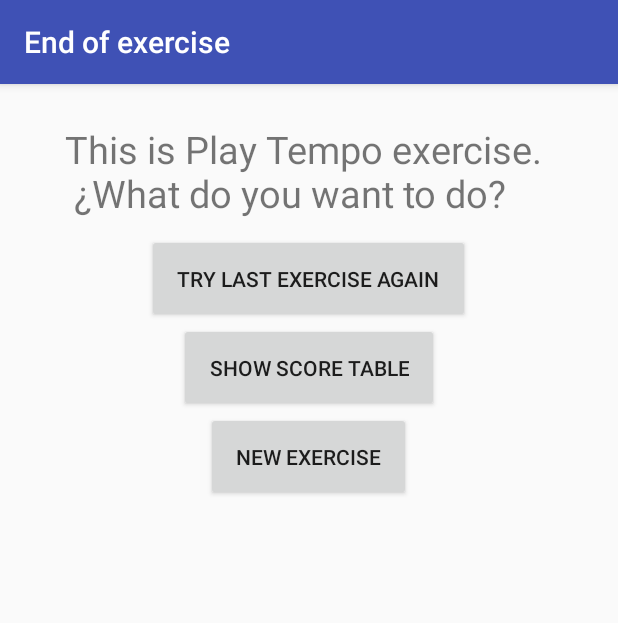
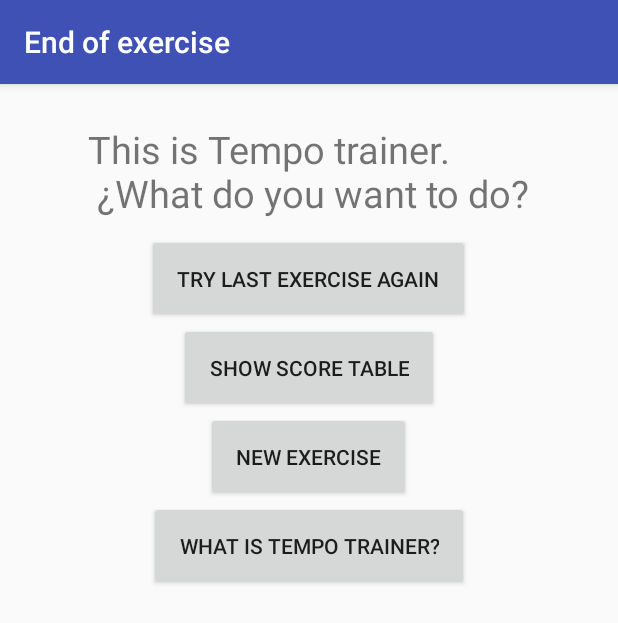
Before and after one commit to IreAlMar/PocketRhythmTrainer, an Android app: the MainActivity screen opened directly, with no data from a screen before it, on a phone screen of 412 x 824 dp. Shown: the top 623 px of the screen. Run offline under Robolectric (Android 15) with nearby library versions, the light colour scheme and no system bars.

Commit message:
Added help and info items

```diff
--- a/app/src/main/java/com/irene/pocketrhythmtrainer/MainActivity.java
+++ b/app/src/main/java/com/irene/pocketrhythmtrainer/MainActivity.java
@@ -4,17 +4,22 @@
 import android.support.v7.app.AppCompatActivity;
 import android.os.Bundle;
 import android.view.View;
+import android.widget.Button;
 import android.widget.TextView;
 
 public class MainActivity extends AppCompatActivity {
-    private TextView textEndOfExercise;
+    private TextView textInfo;
+    private Button buttonShowInfo;
 
     @Override
     protected void onCreate(Bundle savedInstanceState) {
         super.onCreate(savedInstanceState);
-        setContentView(R.layout.activity_end_of_exercise);
-        textEndOfExercise = (TextView) findViewById(R.id.text_score);
-        textEndOfExercise.setText(R.string.text_intro);
+        setContentView(R.layout.activity_main);
+
+        textInfo = (TextView) findViewById(R.id.text_info_tempo_trainer);
+        buttonShowInfo = (Button) findViewById(R.id.buttonShowInfo);
+
+        textInfo.setVisibility(View.INVISIBLE);
     }
 
     public void repeat(View view) {
@@ -32,4 +37,14 @@
         Intent intent = new Intent(getApplicationContext(), TempoSettingsActivity.class);
         startActivity(intent);
     }
+
+    public void showInfo(View view) {
+        if(textInfo.getVisibility() == View.VISIBLE) {
+            textInfo.setVisibility(View.INVISIBLE);
+            buttonShowInfo.setText(R.string.what_is_tempo_trainer);
+        }else{
+            textInfo.setVisibility(View.VISIBLE);
+            buttonShowInfo.setText(R.string.hide_information);
+        }
+    }
 }
--- a/app/src/main/java/com/irene/pocketrhythmtrainer/ShowScoresActivity.java
+++ b/app/src/main/java/com/irene/pocketrhythmtrainer/ShowScoresActivity.java
@@ -1,6 +1,5 @@
 package com.irene.pocketrhythmtrainer;
 
-import android.app.Activity;
 import android.app.AlertDialog;
 import android.content.DialogInterface;
 import android.os.Bundle;
@@ -15,8 +14,6 @@
 import android.widget.ListView;
 import android.widget.TextView;
 import android.widget.Toast;
-
-import org.w3c.dom.Text;
 
 import java.util.ArrayList;
 
@@ -44,7 +41,7 @@
             arrayOfRounds = Round.selectOrderedByPlayer();
         if (arrayOfRounds.isEmpty()){
             TextView textEmpty = (TextView) findViewById(R.id.empty);
-            textEmpty.setText(R.string.empty);
+            textEmpty.setText(R.string.empty_score_board);
         }
         roundsAdapter = new RoundsAdapter(this, arrayOfRounds);
         ListView listView = (ListView) findViewById(R.id.lv_scores);
--- a/app/src/main/res/layout/activity_end_of_exercise.xml
+++ b/app/src/main/res/layout/activity_main.xml
@@ -13,10 +13,10 @@
     <TextView
         android:layout_width="wrap_content"
         android:layout_height="wrap_content"
-        android:id="@+id/text_score"
+        android:layout_gravity="center"
+        android:padding="@dimen/margin_element"
         android:textSize="@dimen/font_size_title"
-        android:padding="@dimen/margin_element"
-        android:layout_gravity="center"/>
+        android:text="@string/intro_tempo_trainer"/>
     <Button
         android:layout_width="wrap_content"
         android:layout_height="wrap_content"
@@ -41,4 +41,22 @@
         android:text="@string/new_exercise"
         android:id="@+id/buttonNewExercise"
         android:onClick="newExercise"/>
+    <Button
+        android:layout_width="wrap_content"
+        android:layout_height="wrap_content"
+        android:layout_gravity="center"
+        android:padding="@dimen/margin_big"
+        android:text="@string/what_is_tempo_trainer"
+        android:id="@+id/buttonShowInfo"
+        android:onClick="showInfo"/>
+    <TextView
+        android:layout_width="wrap_content"
+        android:layout_height="wrap_content"
+        android:layout_gravity="center"
+        android:padding="@dimen/margin_element"
+        android:textSize="@dimen/font_size_element"
+        android:text="@string/info_tempo_trainer"
+        android:id="@+id/text_info_tempo_trainer"/>
+
+
 </LinearLayout>
--- a/app/src/main/res/values/strings.xml
+++ b/app/src/main/res/values/strings.xml
@@ -1,37 +1,42 @@
 <resources>
     <string name="app_name">Pocket Rhythm Trainer</string>
+    <string name="cancel">Cancel</string>
+    <string name="clear">Do you really want to erase all the scores?</string>
+    <string name="close">Close</string>
+    <string name="clear_title">Erase everything</string>
+    <string name="again">Try last exercise again</string>
+    <string name="delete">Delete all</string>
+    <string name="delete_item">Delete round</string>
+    <string name="empty_score_board">There are no players in the score list.</string>
+    <string name="empty_field">Emty field.</string>
+    <string name="help">Help</string>
+    <string name="hide_information">Hide information</string>
+    <string name="how_tempo_trainer">Tempo trainer plays your required tempo and mutes it for a number of bars you define. First, you have to specify bpm value of the tempo and the meter. Second, you have to specify number of bars to play, and number of bars to go mute.</string>
+    <string name="info_tempo_trainer">Tempo trainer is a metronome-like tool that allows you to train stability and speed of your tempo.</string>
+    <string name="intro_tempo_trainer">This is Tempo trainer. \n ¿What do you want to do?</string>
+    <string name="menu_help">Keep pressing to erase</string>
+    <string name="meter">Meter [beats per bar]</string>
     <string name="music_score">Music Score</string>
+    <string name="new_exercise">New exercise</string>
+    <string name="ok">OK</string>
+    <string name="order_player">Order by player</string>
+    <string name="order_round">Order by round</string>
+    <string name="play">Play</string>
+    <string name="press_start">Press start!</string>
+    <string name="save_message">Do you want to save this round?</string>
+    <string name="show_score">Show score table</string>
+    <string name="save_title">Save score</string>
+    <string name="start">START</string>
+    <string name="stop">STOP</string>
+    <string name="tap">TAP</string>
     <string name="tempo">Tempo [BPM]</string>
-    <string name="meter">Meter [beats per bar]</string>
-    <string name="play">Play</string>
     <string name="text_duration">Number of bars</string>
     <string name="text_loud">Number of loud bars</string>
     <string name="text_silent">Number of silent bars</string>
+    <string name="title_activity_end_of_exercise">End of exercise</string>
     <string name="title_activity_play_tempo">Play Tempo</string>
-    <string name="title_activity_end_of_exercise">End of exercise</string>
     <string name="title_activity_save_round">Save round</string>
-    <string name="tap">TAP</string>
-    <string name="start">START</string>
-    <string name="stop">STOP</string>
-    <string name="again">Try last exercise again</string>
-    <string name="show_score">Show score table</string>
-    <string name="new_exercise">New exercise</string>
-    <string name="clear_title">Erase everything</string>
-    <string name="clear">Do you really want to erase all the scores?</string>
-    <string name="cancel">Cancel</string>
-    <string name="ok">OK</string>
-    <string name="press_start">Press start!</string>
-    <string name="save_title">Save score</string>
-    <string name="save_message">Do you want to save this round?</string>
-    <string name="empty_field">Emty field.</string>
+    <string name="title_activity_show_scores">ShowScoresActivity</string>
     <string name="your_name_here">Your name here</string>
-    <string name="title_activity_show_scores">ShowScoresActivity</string>
-    <string name="empty">There are no players in the score list.</string>
-    <string name="delete_item">Delete round</string>
-    <string name="menu_help">Help</string>
-    <string name="delete">Delete all</string>
-    <string name="help">Keep pressing to erase</string>
-    <string name="order_round">Order by round</string>
-    <string name="order_player">Order by player</string>
-    <string name="text_intro">This is Play Tempo exercise. \n ¿What do you want to do?</string>
+    <string name="what_is_tempo_trainer">What is Tempo trainer?</string>
 </resources>
```
Also changed, not shown: app/src/main/java/com/irene/pocketrhythmtrainer/PlayTempoActivity.java (+5 -3 lines), app/src/main/java/com/irene/pocketrhythmtrainer/TempoSettingsActivity.java (+20 -0 lines), app/src/main/res/layout/activity_tempo_settings.xml (+5 -2 lines).
